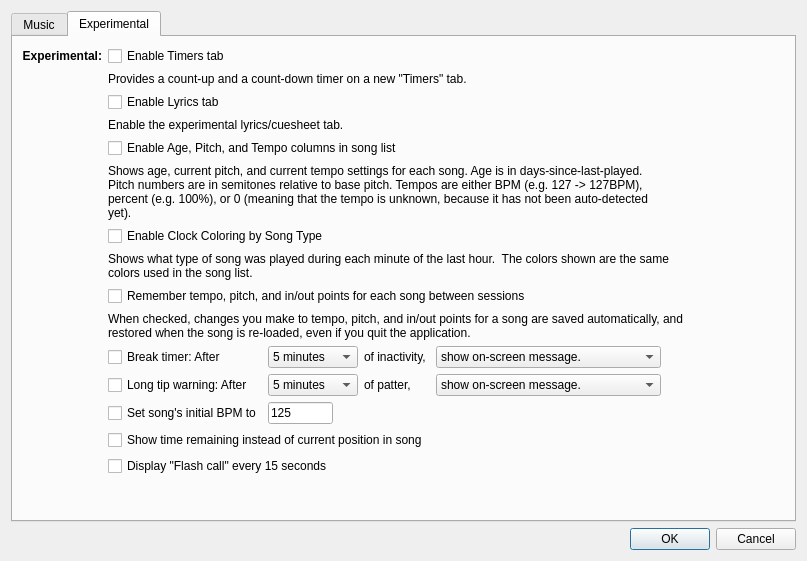
First picture: the form in SquareDesk-DEV/test123/preferencesdialog.ui, repository mpogue2/SquareDesk, before the edit.
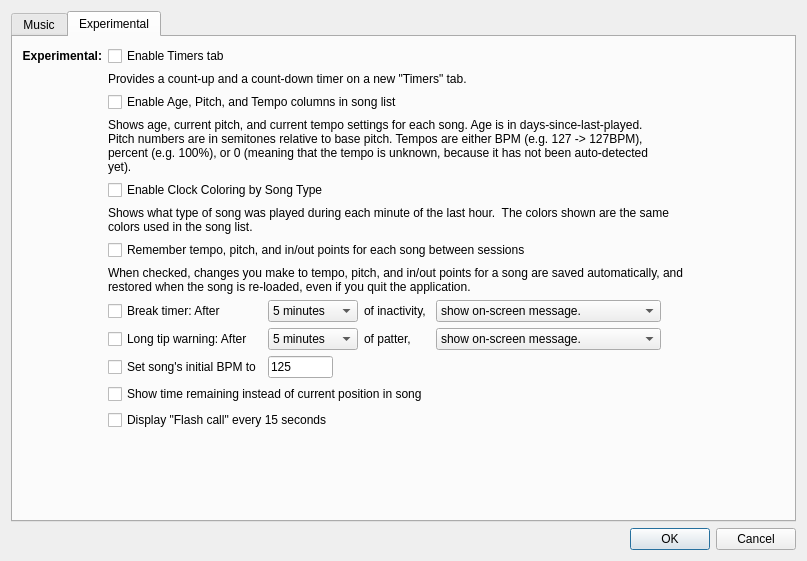
Second picture: the form after the edit. The open tabs and pages were chosen to show the change.

Commit message:
Issue #33: Lyrics tab is now persistent
No longer experimental, I think everybody uses this.  So, removed code that allows you to turn it off/on.

The edit to the form file:
```diff
--- a/SquareDesk-DEV/test123/preferencesdialog.ui
+++ b/SquareDesk-DEV/test123/preferencesdialog.ui
@@ -547,76 +547,7 @@
          <string>Experimental</string>
         </attribute>
         <layout class="QGridLayout" name="gridLayout_2">
-         <item row="3" column="1" colspan="2">
-          <widget class="QLabel" name="cuesheetHelpLabel">
-           <property name="text">
-            <string>Enable the experimental lyrics/cuesheet tab.</string>
-           </property>
-          </widget>
-         </item>
-         <item row="11" column="4">
-          <widget class="QComboBox" name="afterBreakAction">
-           <property name="sizePolicy">
-            <sizepolicy hsizetype="Fixed" vsizetype="Fixed">
-             <horstretch>0</horstretch>
-             <verstretch>0</verstretch>
-            </sizepolicy>
-           </property>
-           <property name="minimumSize">
-            <size>
-             <width>225</width>
-             <height>0</height>
-            </size>
-           </property>
-           <property name="maximumSize">
-            <size>
-             <width>225</width>
-             <height>16777215</height>
-            </size>
-           </property>
-           <item>
-            <property name="text">
-             <string>show on-screen message.</string>
-            </property>
-           </item>
-           <item>
-            <property name="text">
-             <string>play a reminder tone (NOT_IMPL).</string>
-            </property>
-           </item>
-           <item>
-            <property name="text">
-             <string>play the current song (NOT_IMPL).</string>
-            </property>
-           </item>
-           <item>
-            <property name="text">
-             <string>play the next song (NOT_IMPL).</string>
-            </property>
-           </item>
-          </widget>
-         </item>
-         <item row="11" column="3">
-          <widget class="QLabel" name="inactivityLabel">
-           <property name="sizePolicy">
-            <sizepolicy hsizetype="Fixed" vsizetype="Preferred">
-             <horstretch>0</horstretch>
-             <verstretch>0</verstretch>
-            </sizepolicy>
-           </property>
-           <property name="text">
-            <string>of inactivity, </string>
-           </property>
-          </widget>
-         </item>
-         <item row="1" column="1" colspan="5">
-          <widget class="QLabel" name="timersHelpLabel">
-           <property name="text">
-            <string>&lt;html&gt;&lt;head/&gt;&lt;body&gt;&lt;p&gt;&lt;span style=&quot;&quot;&gt;Provides a count-up and a count-down timer on a new &amp;quot;Timers&amp;quot; tab.&lt;/span&gt;&lt;/p&gt;&lt;/body&gt;&lt;/html&gt;</string>
-           </property>
-          </widget>
-         </item>
-         <item row="5" column="1" colspan="4">
+         <item row="3" column="1" colspan="4">
           <widget class="QLabel" name="pitchTempoHelpLabel">
            <property name="text">
             <string>Shows age, current pitch, and current tempo settings for each song. Age is in days-since-last-played.  Pitch numbers are in semitones relative to base pitch. Tempos are either BPM (e.g. 127 -&gt; 127BPM), percent (e.g. 100%), or 0 (meaning that the tempo is unknown, because it has not been auto-detected yet).</string>
@@ -626,7 +557,7 @@
            </property>
           </widget>
          </item>
-         <item row="9" column="1" colspan="4">
+         <item row="7" column="1" colspan="4">
           <widget class="QCheckBox" name="checkBoxSaveSongPreferencesInConfig">
            <property name="sizePolicy">
             <sizepolicy hsizetype="Minimum" vsizetype="Fixed">
@@ -639,7 +570,56 @@
            </property>
           </widget>
          </item>
-         <item row="12" column="1">
+         <item row="1" column="1" colspan="5">
+          <widget class="QLabel" name="timersHelpLabel">
+           <property name="text">
+            <string>&lt;html&gt;&lt;head/&gt;&lt;body&gt;&lt;p&gt;&lt;span style=&quot;&quot;&gt;Provides a count-up and a count-down timer on a new &amp;quot;Timers&amp;quot; tab.&lt;/span&gt;&lt;/p&gt;&lt;/body&gt;&lt;/html&gt;</string>
+           </property>
+          </widget>
+         </item>
+         <item row="9" column="4">
+          <widget class="QComboBox" name="afterBreakAction">
+           <property name="sizePolicy">
+            <sizepolicy hsizetype="Fixed" vsizetype="Fixed">
+             <horstretch>0</horstretch>
+             <verstretch>0</verstretch>
+            </sizepolicy>
+           </property>
+           <property name="minimumSize">
+            <size>
+             <width>225</width>
+             <height>0</height>
+            </size>
+           </property>
+           <property name="maximumSize">
+            <size>
+             <width>225</width>
+             <height>16777215</height>
+            </size>
+           </property>
+           <item>
+            <property name="text">
+             <string>show on-screen message.</string>
+            </property>
+           </item>
+           <item>
+            <property name="text">
+             <string>play a reminder tone (NOT_IMPL).</string>
+            </property>
+           </item>
+           <item>
+            <property name="text">
+             <string>play the current song (NOT_IMPL).</string>
+            </property>
+           </item>
+           <item>
+            <property name="text">
+             <string>play the next song (NOT_IMPL).</string>
+            </property>
+           </item>
+          </widget>
+         </item>
+         <item row="10" column="1">
           <widget class="QCheckBox" name="longTipCheckbox">
            <property name="sizePolicy">
             <sizepolicy hsizetype="Fixed" vsizetype="Fixed">
@@ -658,6 +638,19 @@
            </property>
           </widget>
          </item>
+         <item row="9" column="3">
+          <widget class="QLabel" name="inactivityLabel">
+           <property name="sizePolicy">
+            <sizepolicy hsizetype="Fixed" vsizetype="Preferred">
+             <horstretch>0</horstretch>
+             <verstretch>0</verstretch>
+            </sizepolicy>
+           </property>
+           <property name="text">
+            <string>of inactivity, </string>
+           </property>
+          </widget>
+         </item>
          <item row="0" column="1" colspan="5">
           <widget class="QCheckBox" name="EnableTimersTabCheckbox">
            <property name="text">
@@ -665,7 +658,7 @@
            </property>
           </widget>
          </item>
-         <item row="10" column="1" colspan="5">
+         <item row="8" column="1" colspan="5">
           <widget class="QLabel" name="saveSongPrefsHelpLabel">
            <property name="text">
             <string>When checked, changes you make to tempo, pitch, and in/out points for a song are saved automatically, and restored when the song is re-loaded, even if you quit the application.</string>
@@ -675,7 +668,7 @@
            </property>
           </widget>
          </item>
-         <item row="11" column="1">
+         <item row="9" column="1">
           <widget class="QCheckBox" name="breakTimerCheckbox">
            <property name="sizePolicy">
             <sizepolicy hsizetype="Fixed" vsizetype="Fixed">
@@ -694,7 +687,7 @@
            </property>
           </widget>
          </item>
-         <item row="7" column="1" colspan="5">
+         <item row="5" column="1" colspan="5">
           <widget class="QLabel" name="clockColoringHelpLabel">
            <property name="text">
             <string>Shows what type of song was played during each minute of the last hour.  The colors shown are the same colors used in the song list.</string>
@@ -707,7 +700,7 @@
            </property>
           </widget>
          </item>
-         <item row="11" column="2">
+         <item row="9" column="2">
           <widget class="QComboBox" name="breakLength">
            <property name="sizePolicy">
             <sizepolicy hsizetype="Fixed" vsizetype="Fixed">
@@ -767,7 +760,20 @@
            </item>
           </widget>
          </item>
-         <item row="13" column="2">
+         <item row="10" column="3">
+          <widget class="QLabel" name="label_2">
+           <property name="sizePolicy">
+            <sizepolicy hsizetype="Fixed" vsizetype="Preferred">
+             <horstretch>0</horstretch>
+             <verstretch>0</verstretch>
+            </sizepolicy>
+           </property>
+           <property name="text">
+            <string>of patter,</string>
+           </property>
+          </widget>
+         </item>
+         <item row="11" column="2">
           <widget class="QLineEdit" name="initialBPMLineEdit">
            <property name="sizePolicy">
             <sizepolicy hsizetype="Fixed" vsizetype="Fixed">
@@ -789,112 +795,27 @@
            </property>
           </widget>
          </item>
-         <item row="12" column="3">
-          <widget class="QLabel" name="label_2">
-           <property name="sizePolicy">
-            <sizepolicy hsizetype="Fixed" vsizetype="Preferred">
-             <horstretch>0</horstretch>
-             <verstretch>0</verstretch>
-            </sizepolicy>
-           </property>
+         <item row="13" column="1" colspan="3">
+          <widget class="QCheckBox" name="enableFlashCallsCheckbox">
            <property name="text">
-            <string>of patter,</string>
+            <string>Display &quot;Flash call&quot; every 15 seconds</string>
            </property>
           </widget>
          </item>
-         <item row="12" column="4" colspan="4">
-          <widget class="QComboBox" name="afterLongTipAction">
-           <property name="sizePolicy">
-            <sizepolicy hsizetype="Fixed" vsizetype="Fixed">
-             <horstretch>0</horstretch>
-             <verstretch>0</verstretch>
-            </sizepolicy>
+         <item row="14" column="1">
+          <spacer name="verticalSpacer">
+           <property name="orientation">
+            <enum>Qt::Vertical</enum>
            </property>
-           <property name="minimumSize">
+           <property name="sizeHint" stdset="0">
             <size>
-             <width>225</width>
-             <height>0</height>
+             <width>20</width>
+             <height>2</height>
             </size>
            </property>
-           <property name="maximumSize">
-            <size>
-             <width>225</width>
-             <height>16777215</height>
-            </size>
-           </property>
-           <property name="currentIndex">
-            <number>0</number>
-           </property>
-           <item>
-            <property name="text">
-             <string>show on-screen message.</string>
-            </property>
-           </item>
-           <item>
-            <property name="text">
-             <string>play a reminder tone (NOT_IMPL).</string>
-            </property>
-           </item>
-          </widget>
+          </spacer>
          </item>
-         <item row="4" column="1" colspan="3">
-          <widget class="QCheckBox" name="EnablePitchTempoViewCheckbox">
-           <property name="text">
-            <string>Enable Age, Pitch, and Tempo columns in song list</string>
-           </property>
-          </widget>
-         </item>
-         <item row="14" column="1" colspan="3">
-          <widget class="QCheckBox" name="useTimeRemainingCheckbox">
-           <property name="text">
-            <string>Show time remaining instead of current position in song</string>
-           </property>
-          </widget>
-         </item>
-         <item row="0" column="0">
-          <widget class="QLabel" name="ExpFeaturesLabel">
-           <property name="font">
-            <font>
-             <weight>75</weight>
-             <bold>true</bold>
-            </font>
-           </property>
-           <property name="text">
-            <string>Experimental:</string>
-           </property>
-           <property name="alignment">
-            <set>Qt::AlignRight|Qt::AlignTrailing|Qt::AlignVCenter</set>
-           </property>
-          </widget>
-         </item>
-         <item row="6" column="1" colspan="4">
-          <widget class="QCheckBox" name="EnableClockColoring">
-           <property name="text">
-            <string>Enable Clock Coloring by Song Type</string>
-           </property>
-          </widget>
-         </item>
-         <item row="13" column="1">
-          <widget class="QCheckBox" name="initialBPMcheckbox">
-           <property name="sizePolicy">
-            <sizepolicy hsizetype="Fixed" vsizetype="Fixed">
-             <horstretch>0</horstretch>
-             <verstretch>0</verstretch>
-            </sizepolicy>
-           </property>
-           <property name="text">
-            <string>Set song's initial BPM to</string>
-           </property>
-          </widget>
-         </item>
-         <item row="2" column="1">
-          <widget class="QCheckBox" name="EnableCuesheetTabCheckbox">
-           <property name="text">
-            <string>Enable Lyrics tab</string>
-           </property>
-          </widget>
-         </item>
-         <item row="12" column="2">
+         <item row="10" column="2">
           <widget class="QComboBox" name="longTipLength">
            <property name="sizePolicy">
             <sizepolicy hsizetype="Fixed" vsizetype="Fixed">
@@ -959,26 +880,91 @@
            </item>
           </widget>
          </item>
-         <item row="16" column="1">
-          <spacer name="verticalSpacer">
-           <property name="orientation">
-            <enum>Qt::Vertical</enum>
+         <item row="11" column="1">
+          <widget class="QCheckBox" name="initialBPMcheckbox">
+           <property name="sizePolicy">
+            <sizepolicy hsizetype="Fixed" vsizetype="Fixed">
+             <horstretch>0</horstretch>
+             <verstretch>0</verstretch>
+            </sizepolicy>
            </property>
-           <property name="sizeHint" stdset="0">
-            <size>
-             <width>20</width>
-             <height>2</height>
-            </size>
+           <property name="text">
+            <string>Set song's initial BPM to</string>
            </property>
-          </spacer>
+          </widget>
          </item>
-         <item row="15" column="1" colspan="3">
-          <widget class="QCheckBox" name="enableFlashCallsCheckbox">
+         <item row="4" column="1" colspan="4">
+          <widget class="QCheckBox" name="EnableClockColoring">
            <property name="text">
-            <string>Display &quot;Flash call&quot; every 15 seconds</string>
+            <string>Enable Clock Coloring by Song Type</string>
            </property>
           </widget>
          </item>
+         <item row="0" column="0">
+          <widget class="QLabel" name="ExpFeaturesLabel">
+           <property name="font">
+            <font>
+             <weight>75</weight>
+             <bold>true</bold>
+            </font>
+           </property>
+           <property name="text">
+            <string>Experimental:</string>
+           </property>
+           <property name="alignment">
+            <set>Qt::AlignRight|Qt::AlignTrailing|Qt::AlignVCenter</set>
+           </property>
+          </widget>
+         </item>
+         <item row="12" column="1" colspan="3">
+          <widget class="QCheckBox" name="useTimeRemainingCheckbox">
+           <property name="text">
+            <string>Show time remaining instead of current position in song</string>
+           </property>
+          </widget>
+         </item>
+         <item row="2" column="1" colspan="3">
+          <widget class="QCheckBox" name="EnablePitchTempoViewCheckbox">
+           <property name="text">
+            <string>Enable Age, Pitch, and Tempo columns in song list</string>
+           </property>
+          </widget>
+         </item>
+         <item row="10" column="4" colspan="4">
+          <widget class="QComboBox" name="afterLongTipAction">
+           <property name="sizePolicy">
+            <sizepolicy hsizetype="Fixed" vsizetype="Fixed">
+             <horstretch>0</horstretch>
+             <verstretch>0</verstretch>
+            </sizepolicy>
+           </property>
+           <property name="minimumSize">
+            <size>
+             <width>225</width>
+             <height>0</height>
+            </size>
+           </property>
+           <property name="maximumSize">
+            <size>
+             <width>225</width>
+             <height>16777215</height>
+            </size>
+           </property>
+           <property name="currentIndex">
+            <number>0</number>
+           </property>
+           <item>
+            <property name="text">
+             <string>show on-screen message.</string>
+            </property>
+           </item>
+           <item>
+            <property name="text">
+             <string>play a reminder tone (NOT_IMPL).</string>
+            </property>
+           </item>
+          </widget>
+         </item>
         </layout>
        </widget>
       </widget>
```
Left out of the diff: 2 changed lines with no effect on the pictures. The commit also changes 3 other files.
